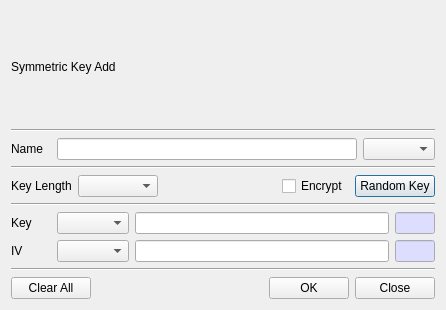
jykim74/BerEditor, file BerEditor/key_add_dlg.ui: the form before one commit.
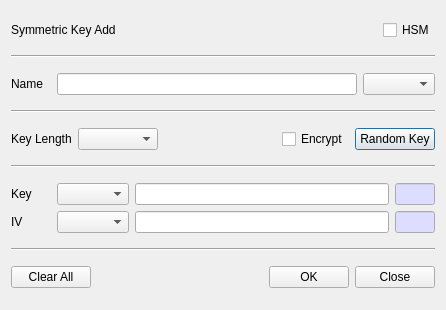
The form after the commit.

Diff of the .ui file:
```diff
--- a/BerEditor/key_add_dlg.ui
+++ b/BerEditor/key_add_dlg.ui
@@ -15,11 +15,35 @@
   </property>
   <layout class="QVBoxLayout" name="verticalLayout">
    <item>
+    <layout class="QGridLayout" name="gridLayout_5">
+     <item row="0" column="2">
+      <widget class="QCheckBox" name="mHsmCheck">
+       <property name="text">
+        <string>HSM</string>
+       </property>
+      </widget>
+     </item>
+     <item row="0" column="0">
     <widget class="QLabel" name="mTitleLabel">
      <property name="text">
       <string>Symmetric Key Add</string>
      </property>
     </widget>
+     </item>
+     <item row="0" column="1">
+      <spacer name="horizontalSpacer_3">
+       <property name="orientation">
+        <enum>Qt::Horizontal</enum>
+       </property>
+       <property name="sizeHint" stdset="0">
+        <size>
+         <width>40</width>
+         <height>20</height>
+        </size>
+       </property>
+      </spacer>
+     </item>
+    </layout>
    </item>
    <item>
     <widget class="Line" name="line_2">
```
Lines whose indentation alone changed are shown as unchanged.
